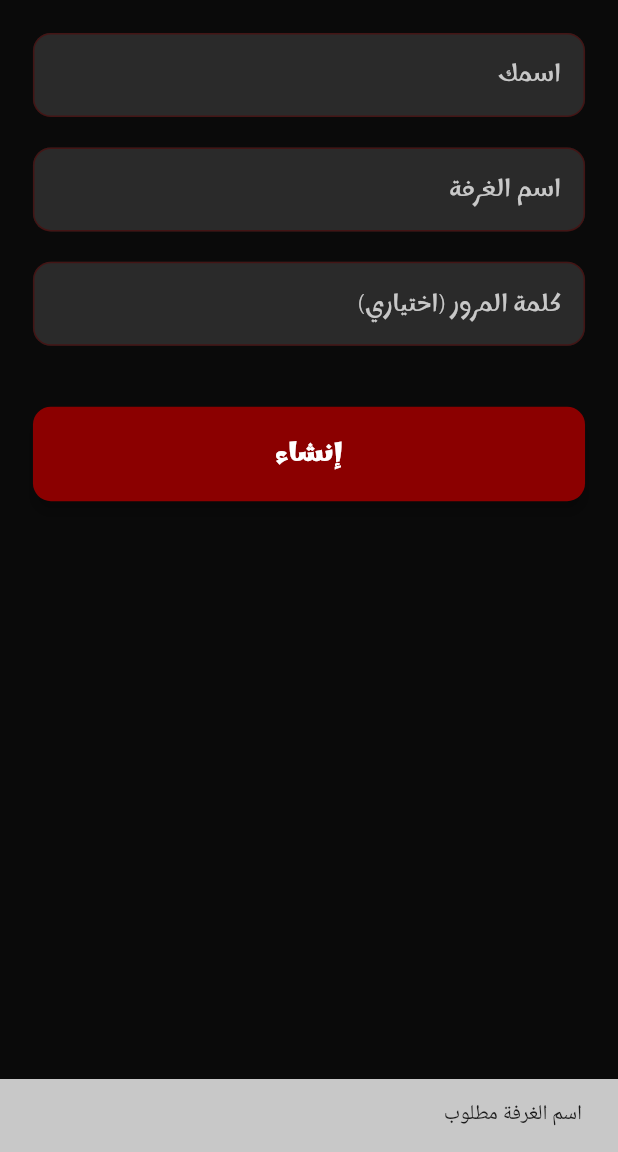
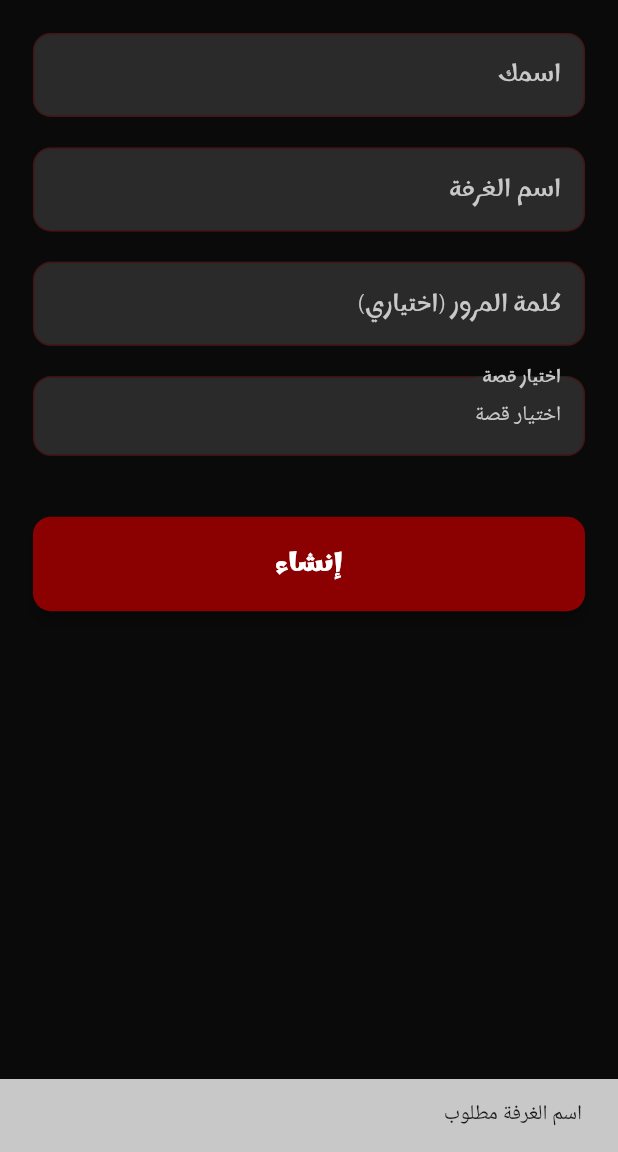
Before and after one commit to eslam-9/mafioso1, a Flutter app: the CreateRoomPage screen opened by its route, after a tap on "إنشاء", on a phone screen of 412 x 824 dp, the part 84-1236 px from its top. Run offline on Flutter 3.47's test engine with Material 3 defaults, Android fonts, the phone set to English and light mode, and no system bars; our stand-ins replace audioplayers, connectivity_plus, dio, easy_localization, equatable, firebase_analytics and 12 more; missing offline and left inert: livekit_client; accounts and stored records are empty; network calls fail.

Commit message:
feat(online): update lobby UI for required players

```diff
--- a/lib/features/online_room/presentation/pages/create_room_page.dart
+++ b/lib/features/online_room/presentation/pages/create_room_page.dart
@@ -7,6 +7,8 @@ import '../../../../shared/errors/app_error_localizer.dart';
 import '../bloc/online_room_bloc.dart';
 import '../bloc/online_room_event.dart';
 import '../bloc/online_room_state.dart';
+import '../../../story_library/domain/entities/community_story.dart';
+import '../widgets/game_selection_sheet.dart';
 
 class CreateRoomPage extends StatefulWidget {
   const CreateRoomPage({super.key});
@@ -19,6 +21,7 @@ class _CreateRoomPageState extends State<CreateRoomPage> {
   final _nameController = TextEditingController();
   final _passwordController = TextEditingController();
   final _displayNameController = TextEditingController();
+  CommunityStory? _selectedStory;
 
   @override
   void dispose() {
@@ -44,6 +47,12 @@ class _CreateRoomPageState extends State<CreateRoomPage> {
       );
       return;
     }
+    if (_selectedStory == null) {
+      ScaffoldMessenger.of(context).showSnackBar(
+        SnackBar(content: Text('select_story'.tr())),
+      );
+      return;
+    }
 
     final password = _passwordController.text.trim();
     context.read<OnlineRoomBloc>().add(
@@ -51,6 +60,7 @@ class _CreateRoomPageState extends State<CreateRoomPage> {
         name: name,
         password: password.isEmpty ? null : password,
         displayName: displayName,
+        storyId: _selectedStory!.id,
       ),
     );
   }
@@ -76,6 +86,7 @@ class _CreateRoomPageState extends State<CreateRoomPage> {
 
           return Padding(
             padding: EdgeInsets.all(20.w),
+            child: SingleChildScrollView(
               child: Column(
                 crossAxisAlignment: CrossAxisAlignment.stretch,
                 children: [
@@ -103,6 +114,24 @@ class _CreateRoomPageState extends State<CreateRoomPage> {
                     ),
                     obscureText: true,
                   ),
+                  SizedBox(height: 20.h),
+                  InkWell(
+                    onTap: () async {
+                      final story = await GameSelectionSheet.show(context);
+                      if (story != null && context.mounted) {
+                        setState(() {
+                          _selectedStory = story;
+                        });
+                      }
+                    },
+                    child: InputDecorator(
+                      decoration: InputDecoration(
+                        labelText: 'select_story'.tr(),
+                        border: const OutlineInputBorder(),
+                      ),
+                      child: Text(_selectedStory?.title ?? 'select_story'.tr()),
+                    ),
+                  ),
                   SizedBox(height: 40.h),
                   ElevatedButton(
                     onPressed: _createRoom,
@@ -110,6 +139,7 @@ class _CreateRoomPageState extends State<CreateRoomPage> {
                   ),
                 ],
               ),
+            ),
           );
         },
       ),
```
Also changed, not shown: lib/features/online_room/presentation/pages/online_lobby_page.dart (+64 -6 lines), lib/features/online_room/presentation/widgets/online_story_tab.dart (+8 -1 lines). Lines whose indentation alone changed are shown as unchanged.
